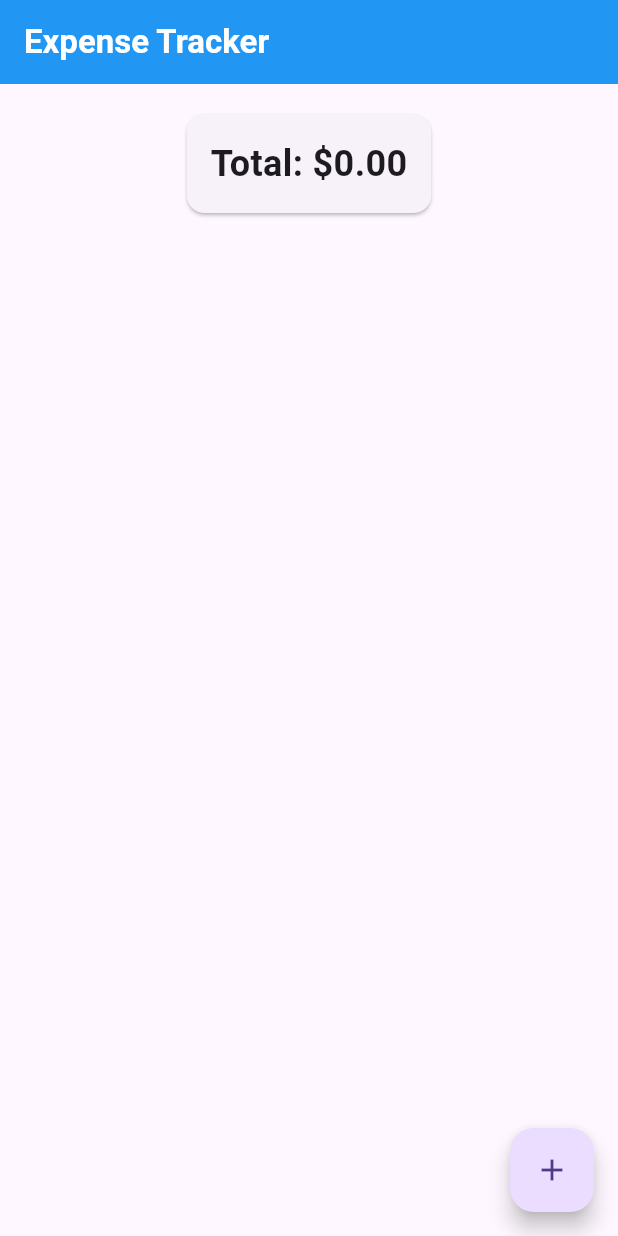
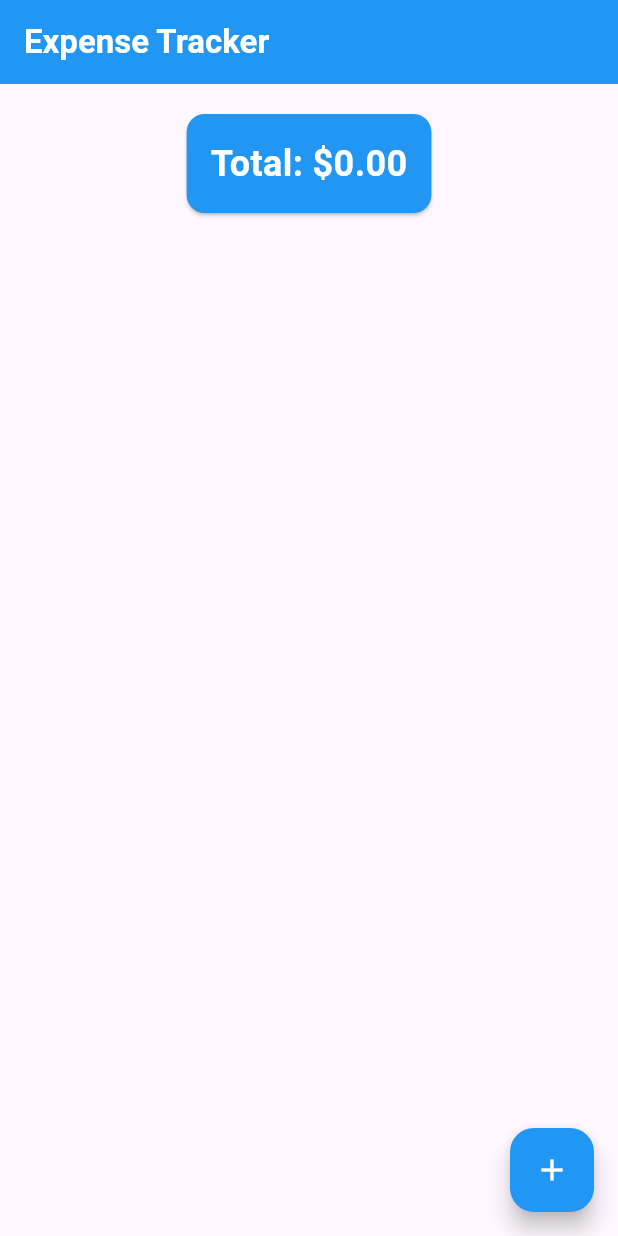
Before and after one commit to nouranfarahat/Expense_Tracker, a Flutter app: the screen it shows after launch, on a phone screen of 412 x 824 dp. Run offline on Flutter 3.47's test engine with Material 3 defaults, Android fonts, the phone set to English and light mode, and no system bars; our stand-ins replace bloc, flutter_bloc, flutter_speed_dial.

Commit message:
Implement editScreen

```diff
--- a/lib/app_router.dart
+++ b/lib/app_router.dart
@@ -1,9 +1,12 @@
 import 'package:expense_tracker/constants/strings.dart';
 import 'package:expense_tracker/core/cubit/expense_cubit.dart';
 import 'package:expense_tracker/presentation/expenses/screens/add_expense_screen.dart';
+import 'package:expense_tracker/presentation/expenses/screens/edit_expense_screen.dart';
 import 'package:expense_tracker/presentation/expenses/screens/home_screen.dart';
 import 'package:flutter/material.dart';
 import 'package:flutter_bloc/flutter_bloc.dart';
+
+import 'data/model/expense.dart';
 
 class AppRouter{
   ExpenseCubit _expenseCubit=ExpenseCubit();
@@ -30,6 +33,15 @@ class AppRouter{
             child: const AddExpenseScreen(),
           ),
         );
+
+      case editExpenseScreenRoute:
+        final expense = settings.arguments as Expense;
+        return MaterialPageRoute(
+          builder: (_) => BlocProvider.value(
+            value: _expenseCubit,
+            child: EditExpenseScreen(expense: expense),
+          ),
+        );
       default:
         return MaterialPageRoute(
             builder: (_) => Scaffold(
--- a/lib/constants/strings.dart
+++ b/lib/constants/strings.dart
@@ -1,2 +1,3 @@
 const homeScreenRoute = '/';
 const addExpenseScreenRoute = '/add_expense';
+const editExpenseScreenRoute='/edit_expense';
--- a/lib/data/model/expense.dart
+++ b/lib/data/model/expense.dart
@@ -18,4 +18,21 @@ class Expense {
     DateTime? date,
   })  : id = id ?? const Uuid().v4(),
         date = date ?? DateTime.now();
+  Expense copyWith({
+    String? id,
+    double? amount,
+    String? description,
+    String? category,
+    String? currency,
+    DateTime? date,
+  }) {
+    return Expense(
+      id: id ?? this.id,
+      amount: amount ?? this.amount,
+      description: description ?? this.description,
+      category: category ?? this.category,
+      currency: currency ?? this.currency,
+      date: date ?? this.date,
+    );
+  }
 }
--- a/lib/presentation/expenses/screens/home_screen.dart
+++ b/lib/presentation/expenses/screens/home_screen.dart
@@ -15,7 +15,7 @@ class HomeScreen extends StatelessWidget {
   //final AppRouter appRouter;
 
   static const pastelBlue = Color(0xFFE3F2FD);
-  static const pastelGreen = Color(0xFFC8E6C9);
+  static const pastelGreen = Color(0xFFCEE8CF);
   const HomeScreen({super.key});
 
   @override
@@ -29,7 +29,8 @@ class HomeScreen extends StatelessWidget {
         backgroundColor: Colors.blue,
       ),
       floatingActionButton: FloatingActionButton(
-          child: const Icon(Icons.add),
+        backgroundColor: Colors.blue,
+          child: const Icon(Icons.add,color: Colors.white,),
           onPressed: () => Navigator.pushNamed(context, addExpenseScreenRoute)),
       body: BlocBuilder<ExpenseCubit, ExpenseState>(
         builder: (context, state) {
@@ -102,11 +103,12 @@ class HomeScreen extends StatelessWidget {
     return Padding(
       padding: const EdgeInsets.all(16),
       child: Card(
+        color: Colors.blue,
         child: Padding(
           padding: const EdgeInsets.all(16),
           child: Text(
             'Total: \$${total.toStringAsFixed(2)}',
-            style: const TextStyle(fontSize: 24, fontWeight: FontWeight.bold),
+            style: const TextStyle(fontSize: 24, fontWeight: FontWeight.bold,color: Colors.white),
           ),
         ),
       ),
```
Also changed, not shown: lib/presentation/expenses/screens/edit_expense_screen.dart (+92 -4 lines).
